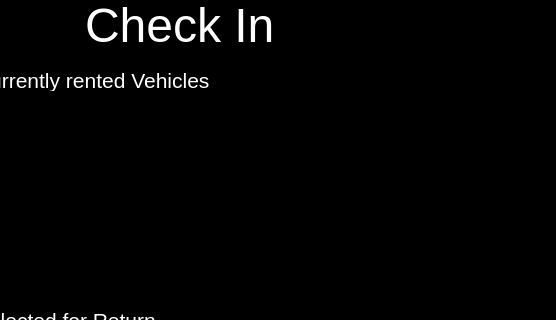
Above: Rental_Management_Application/mainwindow.ui from thecodinghyrax/Rental_Management_DS_Project before the change; both pictures show x 245 to 801 and y 0 to 320 of the 801 by 645 pixel window. Below: the same form after it.
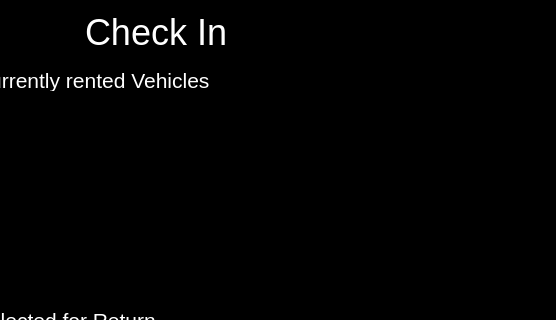
That is the form after the change. The open tabs and pages were chosen to show the change. Icons and pictures are not drawn.

Commit message:
Checking style is fixed
fixed the styling of the checkIn labele somehow.

Patch:
```diff
--- a/Rental_Management_Application/mainwindow.ui
+++ b/Rental_Management_Application/mainwindow.ui
@@ -38,10 +38,12 @@
      <bool>false</bool>
     </property>
     <property name="styleSheet">
-     <string notr="true">background-color: rgb(0, 0, 0);</string>
+     <string notr="true">QLabel#checkInLbl {
+		font-size: 36px;
+}</string>
     </property>
     <property name="currentIndex">
-     <number>3</number>
+     <number>2</number>
     </property>
     <widget class="QWidget" name="Welcome">
      <widget class="QLabel" name="label">
@@ -1123,27 +1125,29 @@
      </widget>
     </widget>
     <widget class="QWidget" name="CheckIn">
-     <widget class="QLabel" name="label_4">
+     <widget class="QLabel" name="checkInLbl">
       <property name="geometry">
        <rect>
         <x>170</x>
         <y>0</y>
-        <width>311</width>
-        <height>51</height>
+        <width>181</width>
+        <height>64</height>
        </rect>
       </property>
+      <property name="minimumSize">
+       <size>
+        <width>181</width>
+        <height>64</height>
+       </size>
+      </property>
       <property name="font">
        <font>
         <family>Segoe UI</family>
-        <pointsize>36</pointsize>
+        <pointsize>-1</pointsize>
         <italic>false</italic>
         <bold>false</bold>
        </font>
       </property>
-      <property name="styleSheet">
-       <string notr="true">color: rgb(255, 255, 255);
-font: 36pt &quot;Segoe UI&quot;;</string>
-      </property>
       <property name="text">
        <string>Check In</string>
       </property>
@@ -1296,7 +1300,7 @@
        <string notr="true">color: rgb(255, 255, 255);</string>
       </property>
      </widget>
-     <zorder>label_4</zorder>
+     <zorder>checkInLbl</zorder>
      <zorder>label_24</zorder>
      <zorder>label_25</zorder>
      <zorder>rentalSelectedForReturn</zorder>
```
The commit also changes 2 other files.
